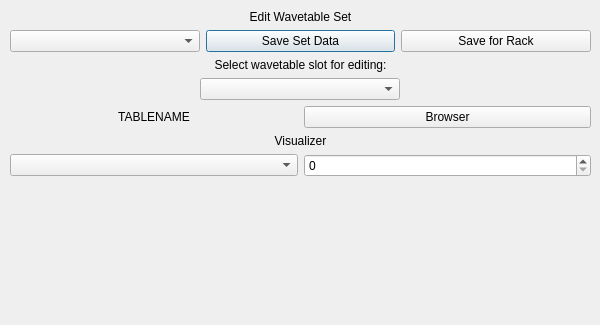
Above: wavetable_set_editor.ui from starlingcode/viaflash before the change; both pictures show x 0 to 600 and y 0 to 325 of the 600 by 800 pixel window. Below: the same form after it.
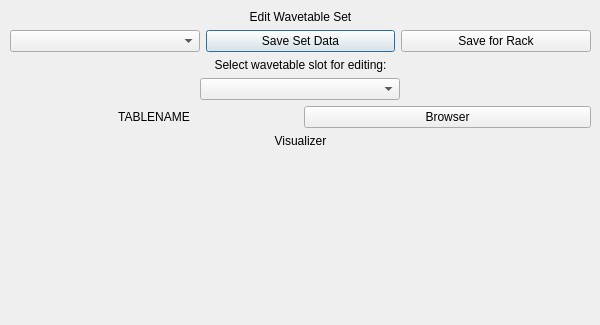
That is the form after the change. Custom widgets are drawn as their Qt base class.

Commit message: Simultaneous wavetable visualizations

The edit to the form file:
```diff
--- a/wavetable_set_editor.ui
+++ b/wavetable_set_editor.ui
@@ -174,29 +174,53 @@
      </widget>
     </item>
     <item>
-     <layout class="QHBoxLayout" name="previewControls">
-      <item>
-       <widget class="QComboBox" name="displayType"/>
-      </item>
-      <item>
-       <widget class="QSpinBox" name="tableIndex"/>
-      </item>
-     </layout>
+     <layout class="QHBoxLayout" name="previewControls"/>
     </item>
     <item>
      <layout class="QVBoxLayout" name="tableViz">
       <item>
-       <spacer name="vizSpacer">
-        <property name="orientation">
-         <enum>Qt::Vertical</enum>
-        </property>
-        <property name="sizeHint" stdset="0">
-         <size>
-          <width>20</width>
-          <height>40</height>
-         </size>
-        </property>
-       </spacer>
+       <layout class="QGridLayout" name="gridLayout">
+        <item row="0" column="0">
+         <widget class="WavetableVizPanel" name="viz1" native="true">
+          <property name="sizePolicy">
+           <sizepolicy hsizetype="Preferred" vsizetype="Expanding">
+            <horstretch>0</horstretch>
+            <verstretch>0</verstretch>
+           </sizepolicy>
+          </property>
+         </widget>
+        </item>
+        <item row="0" column="1">
+         <widget class="WavetableVizPanel" name="viz2" native="true">
+          <property name="sizePolicy">
+           <sizepolicy hsizetype="Preferred" vsizetype="Expanding">
+            <horstretch>0</horstretch>
+            <verstretch>0</verstretch>
+           </sizepolicy>
+          </property>
+         </widget>
+        </item>
+        <item row="1" column="0">
+         <widget class="WavetableVizPanel" name="viz3" native="true">
+          <property name="sizePolicy">
+           <sizepolicy hsizetype="Preferred" vsizetype="Expanding">
+            <horstretch>0</horstretch>
+            <verstretch>0</verstretch>
+           </sizepolicy>
+          </property>
+         </widget>
+        </item>
+        <item row="1" column="1">
+         <widget class="WavetableVizPanel" name="viz4" native="true">
+          <property name="sizePolicy">
+           <sizepolicy hsizetype="Preferred" vsizetype="Expanding">
+            <horstretch>0</horstretch>
+            <verstretch>0</verstretch>
+           </sizepolicy>
+          </property>
+         </widget>
+        </item>
+       </layout>
       </item>
      </layout>
     </item>
@@ -216,6 +240,14 @@
    </layout>
   </widget>
  </widget>
+ <customwidgets>
+  <customwidget>
+   <class>WavetableVizPanel</class>
+   <extends>QWidget</extends>
+   <header>wavetable_viz_panel.h</header>
+   <container>1</container>
+  </customwidget>
+ </customwidgets>
  <resources/>
  <connections>
   <connection>
```
Left out of the diff: 3 changed lines with no effect on the pictures. The commit also changes 7 other files.
